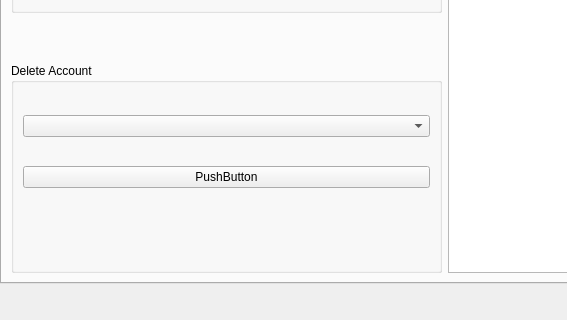
Above: dashboard.ui from kaveenhyacinth/Gerbil-expense-tracker before the change; both pictures show x 0 to 567 and y 232 to 552 of the 890 by 552 pixel window. Below: the same form after it.
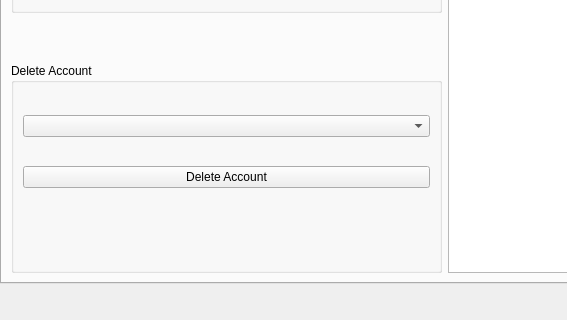
That is the form after the change.

Commit message: Add CreateAccount feature

```diff
--- a/dashboard.ui
+++ b/dashboard.ui
@@ -142,7 +142,7 @@
                <item>
                 <widget class="QPushButton" name="btnAccountDelete">
                  <property name="text">
-                  <string>PushButton</string>
+                  <string>Delete Account</string>
                  </property>
                 </widget>
                </item>
```
Left out of the diff: 4 changed lines with no effect on the pictures. The commit also changes 7 other files.
